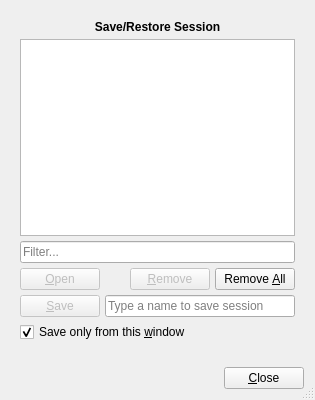
First picture: the form in featherpad/sessionDialog.ui, repository vecnathewhisperd0/FeatherPad, before the edit.
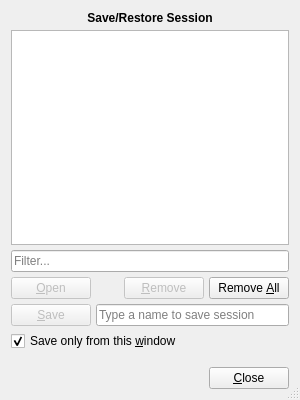
Second picture: the form after the edit. Icons and pictures are not drawn. Custom widgets are drawn as their Qt base class.

Commit message: Fixed session dialog context menus under Wayland

```diff
--- a/featherpad/sessionDialog.ui
+++ b/featherpad/sessionDialog.ui
@@ -24,6 +24,18 @@
      </property>
      <widget class="QWidget" name="page">
       <layout class="QGridLayout" name="mainGrid">
+       <property name="leftMargin">
+        <number>0</number>
+       </property>
+       <property name="topMargin">
+        <number>0</number>
+       </property>
+       <property name="rightMargin">
+        <number>0</number>
+       </property>
+       <property name="bottomMargin">
+        <number>0</number>
+       </property>
        <property name="spacing">
         <number>5</number>
        </property>
```
Left out of the diff: 12 changed lines with no effect on the pictures. The commit also changes 40 other files.
